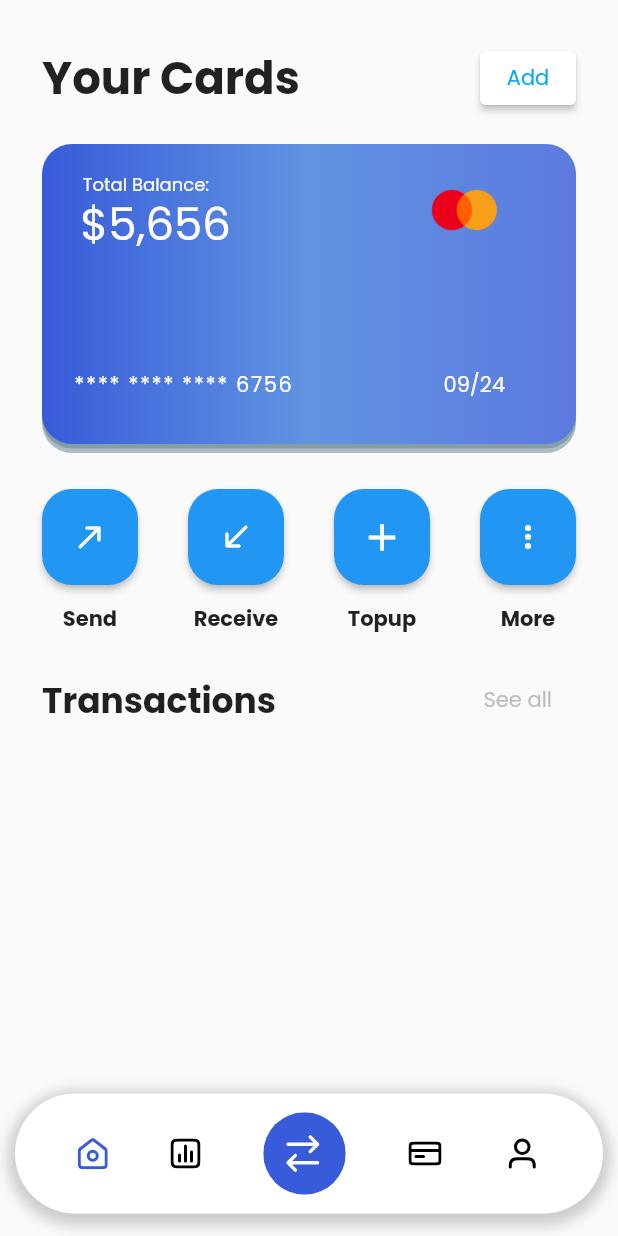
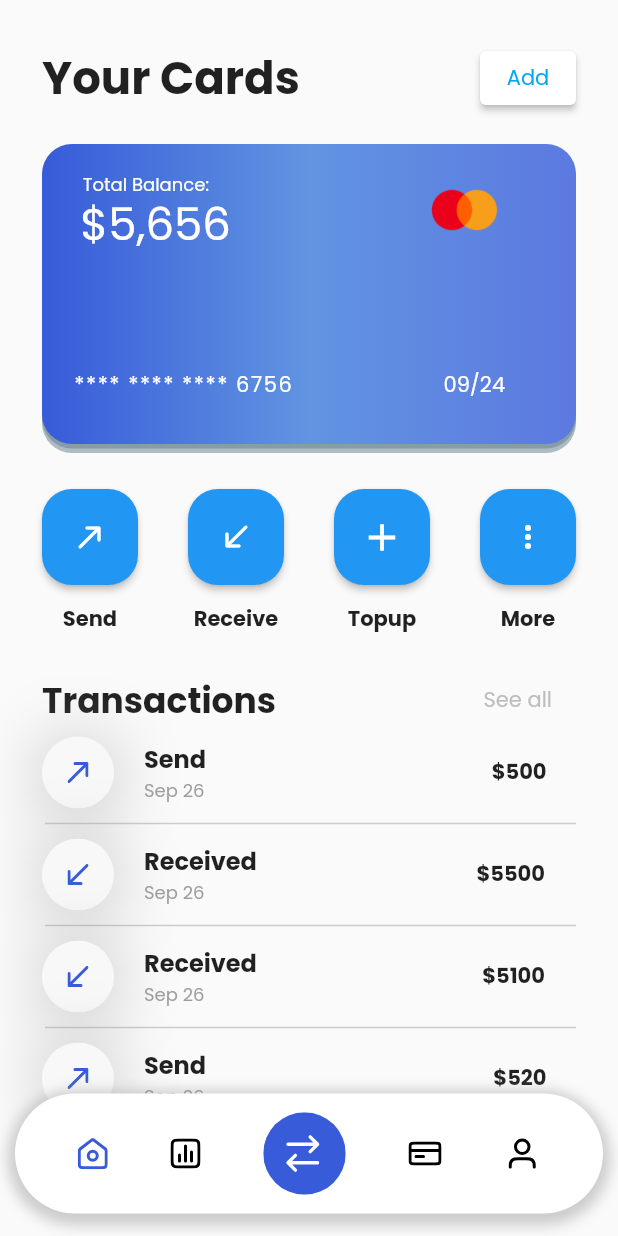
Before and after one commit to FarrukhTahir5/FinTech, a Flutter app: the screen it shows after launch, after a tap on "Get Started", on a phone screen of 412 x 824 dp. Run offline on Flutter 3.47's test engine with Material 2 defaults, Android fonts, the phone set to English and light mode, and no system bars; our stand-ins replace flutter_svg.

Commit message:
Modified Transactions.dart: Added Transactions History

```diff
--- a/lib/Screens/CardInfo.dart
+++ b/lib/Screens/CardInfo.dart
@@ -1,3 +1,4 @@
+import 'package:fintech_app/WidgetsCustom/Transactions.dart';
 import 'package:flutter/material.dart';
 import 'package:flutter_svg/svg.dart';
 
@@ -9,32 +10,7 @@ class CardInfo extends StatelessWidget {
     return Scaffold(
       body: Stack(
         children: [
-          Positioned(
-          bottom: 15,
-          left: 0
-          ,child: Padding( padding: EdgeInsets.fromLTRB(10, 0, 15, 0),
-            child: Container(decoration: BoxDecoration(borderRadius: BorderRadius.circular(50),color: Colors.white,shape: BoxShape.rectangle,boxShadow: [BoxShadow(color: Colors.grey.withOpacity(0.5),offset: Offset(0,3),blurRadius: 7,spreadRadius: 5)]),
-              height: 80,
-
-              width: MediaQuery.of(context).size.width-20,
-                child: Stack(
-                  children: [
-                    Align(alignment: FractionalOffset(0,0.5),
-                      child: Row(mainAxisAlignment: MainAxisAlignment.spaceEvenly,
-                        children: [
-                          SvgPicture.asset('assets/Icon-1.svg',),
-                          SvgPicture.asset('assets/Icon.svg',),
-                          Stack(children: [SvgPicture.asset('assets/Ellipse 8.svg',height: 55),Container(child: Positioned(top: 15,left: 15,child: SvgPicture.asset('assets/icon123.svg',height: 25)))]),
-                          SvgPicture.asset('assets/Icon-2.svg',),
-                          SvgPicture.asset('assets/user-01.svg'),
-                        ],
-                      ),
-                    )
-                  ],
-                )
-            ),
-          ))
-          ,SafeArea(
+          SafeArea(
           child: ListView(
             padding: const EdgeInsets.all(28),
             children: [
@@ -91,7 +67,7 @@ class CardInfo extends StatelessWidget {
                         )),
                     Align(
                         alignment: FractionalOffset(0.85, 0.15),
-                        child: Image.asset("assets/Mastercard-Logo.png",height: 40,)),
+                        child: Image.asset("assets/img/Mastercard-Logo.png",height: 40,)),
                     Align(
                         alignment: FractionalOffset(0.85, 0.84),
                         child: Text(
@@ -194,10 +170,43 @@ class CardInfo extends StatelessWidget {
                   Text("Transactions",style: TextStyle(fontSize: 23,fontWeight: FontWeight.bold,)),
                   ElevatedButton(onPressed: ()=>{}, child: Text("See all",style: TextStyle(color: Colors.grey[400]),),style: ButtonStyle(elevation: MaterialStateProperty.all(0),backgroundColor: MaterialStateProperty.all(Colors.transparent)),)
                 ],mainAxisAlignment: MainAxisAlignment.spaceBetween,
-              )
+              ),
+              Transactions(received: false, amount: 500),
+              Transactions(received: true, amount: 5500),
+              Transactions(received: true, amount: 5100),
+              Transactions(received: false, amount: 520),
+
+              SizedBox(height: 58,)
             ],
           ),
-        )],
+        ),
+          Positioned(
+              bottom: 15,
+              left: 0
+              ,child: Padding( padding: EdgeInsets.fromLTRB(10, 0, 15, 0),
+            child: Container(decoration: BoxDecoration(borderRadius: BorderRadius.circular(50),color: Colors.white,shape: BoxShape.rectangle,boxShadow: [BoxShadow(color: Colors.grey.withOpacity(0.5),offset: Offset(0,3),blurRadius: 7,spreadRadius: 5)]),
+                height: 80,
+
+                width: MediaQuery.of(context).size.width-20,
+                child: Stack(
+                  children: [
+                    Align(alignment: FractionalOffset(0,0.5),
+                      child: Row(mainAxisAlignment: MainAxisAlignment.spaceEvenly,
+                        children: [
+                          SvgPicture.asset('assets/img/Icon-1.svg',),
+                          SvgPicture.asset('assets/img/Icon.svg',),
+                          Stack(children: [SvgPicture.asset('assets/img/Ellipse 8.svg',height: 55),Container(child: Positioned(top: 15,left: 15,child: SvgPicture.asset('assets/img/icon123.svg',height: 25)))]),
+                          SvgPicture.asset('assets/img/Icon-2.svg',),
+                          SvgPicture.asset('assets/img/user-01.svg'),
+                        ],
+                      ),
+                    )
+                  ],
+                )
+            ),
+          ))
+        ]
+        ,
       ),
     );
   }
--- a/lib/Screens/HomePage.dart
+++ b/lib/Screens/HomePage.dart
@@ -12,10 +12,10 @@ class HomePage extends StatelessWidget {
         child: Stack(
           children: [
             Align(alignment: FractionalOffset(0,1),child: Opacity(opacity: 0.3,
-            child: SvgPicture.asset('assets/Ellipse.svg',))),
-            Align(alignment: FractionalOffset(1,0.1),child: Opacity(child: SvgPicture.asset('assets/Ellipse1.svg'),opacity: 0.5,)),
-            Align(child: SvgPicture.asset('assets/Vector.svg',height: 800,),alignment: FractionalOffset(0,4.25),),
-            SvgPicture.asset('assets/mainphotos.svg',height: 450,),
+            child: SvgPicture.asset('assets/img/Ellipse.svg',))),
+            Align(alignment: FractionalOffset(1,0.1),child: Opacity(child: SvgPicture.asset('assets/img/Ellipse1.svg'),opacity: 0.5,)),
+            Align(child: SvgPicture.asset('assets/img/Vector.svg',height: 800,),alignment: FractionalOffset(0,4.25),),
+            SvgPicture.asset('assets/img/mainphotos.svg',height: 450,),
             Align(alignment: FractionalOffset(0.5,0.75),
               child: Container(margin: EdgeInsets.fromLTRB(25,60,25,80),
                 child: Text(
--- a/lib/WidgetsCustom/Transactions.dart
+++ b/lib/WidgetsCustom/Transactions.dart
@@ -1,17 +1,32 @@
 import 'package:flutter/material.dart';
+import 'package:flutter_svg/flutter_svg.dart';
 class Transactions extends StatelessWidget {
-  const Transactions({Key? key}) : super(key: key);
-
+  Transactions({required this.received,required this.amount});
+  final bool received;
+  final int amount;
   @override
   Widget build(BuildContext context) {
-    return Row(
-      children: [
-        Icon(Icons.call_made_rounded),
-        Column(children: [
-          Text("Send",style: TextStyle(fontWeight: FontWeight.bold),),
-          Text("Sep 26",style: TextStyle(color: Colors.grey[500],fontSize: 12,),)
-        ],)
-      ],
-    );
+      return Column(
+        children: [
+          Row(
+            children: [
+              Container(child: Stack(children: [SvgPicture.asset('assets/img/Ellipse 41.svg',),Positioned(top: 17,left: 17,child: !received? SvgPicture.asset('assets/img/iconan.svg'):SvgPicture.asset('assets/img/received.svg'))],),decoration: BoxDecoration(boxShadow: [BoxShadow(color: Colors.grey.withOpacity(0.5),offset: Offset(0,3),blurRadius: 36,spreadRadius: 1)])),
+              SizedBox(width: 20,),Column(crossAxisAlignment: CrossAxisAlignment.start,children: [
+                received?Text("Received",style: TextStyle(fontWeight: FontWeight.bold,fontSize: 16),):Text("Send",style: TextStyle(fontWeight: FontWeight.bold,fontSize: 16),),
+                Text("Sep 26",style: TextStyle(color: Colors.grey[500],fontSize: 12,),)
+              ],),
+              received?SizedBox(child: Align(alignment: FractionalOffset(1,0),child: Text('\$$amount',style: TextStyle(fontWeight: FontWeight.bold),)),width: MediaQuery.of(context).size.width-220,):SizedBox(child: Align(alignment: FractionalOffset(1,0),child: Text('\$$amount',style: TextStyle(fontWeight: FontWeight.bold),)),width: MediaQuery.of(context).size.width-185,),
+
+            ],
+          ),
+          Divider(
+            height: 20,
+            thickness: 1,
+            indent: 2,
+            endIndent: 0,
+            color: Colors.grey.withOpacity(0.5),
+          ),
+        ],
+      );
   }
 }
--- a/pubspec.yaml
+++ b/pubspec.yaml
@@ -63,6 +63,7 @@ flutter:
   # To add assets to your application, add an assets section, like this:
   assets:
     - assets/
+    - assets/img/
 
   # An image asset can refer to one or more resolution-specific "variants", see
   # https://flutter.dev/assets-and-images/#resolution-aware
```
Also changed, not shown: assets/img/Ellipse 41.svg (added), assets/img/Ellipse 8.svg (renamed from assets/Ellipse 8.svg), assets/img/Ellipse.svg (renamed from assets/Ellipse.svg), assets/img/Ellipse1.svg (renamed from assets/Ellipse1.svg), assets/img/Icon-1.svg (renamed from assets/Icon-1.svg), assets/img/Icon-2.svg (renamed from assets/Icon-2.svg), assets/img/Icon.svg (renamed from assets/Icon.svg), assets/img/Mastercard-Logo.png (renamed from assets/Mastercard-Logo.png), assets/img/Vector.svg (renamed from assets/Vector.svg), assets/img/icon123.svg (renamed from assets/icon123.svg), assets/img/iconan.svg (added), assets/img/mainphoto.png (renamed from assets/mainphoto.png), assets/img/mainphoto1.png (renamed from assets/mainphoto1.png), assets/img/mainphotos.svg (renamed from assets/mainphotos.svg), 2 more files.
